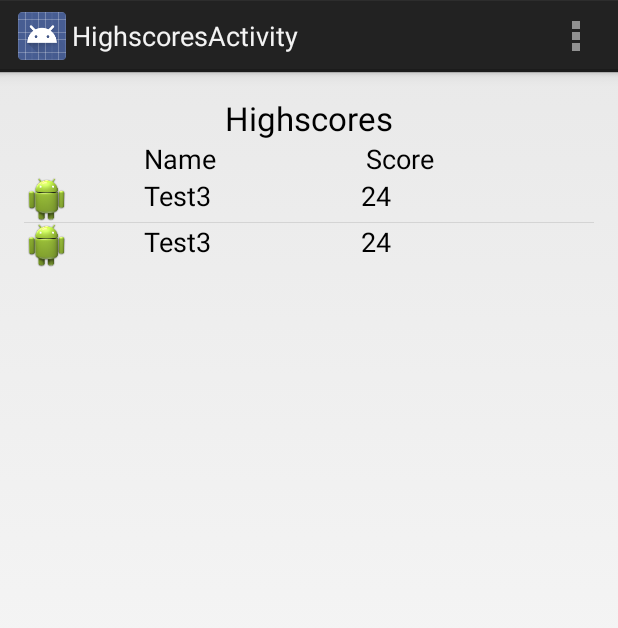
After one commit to Wooanna/OctopusGame, an Android app: the HighscoresActivity screen opened directly, with no data from a screen before it, on a phone screen of 412 x 824 dp. The commit adds this screen. Shown: the top 628 px of the screen. Run offline under Robolectric (Android 15) with nearby library versions, the phone set to English and light mode, and no system bars.

Commit message:
Added collision detection and DB stuff

```diff
--- /dev/null
+++ b/OctopusGameTeamwork/app/src/main/java/nkichev/wooanna/octopusgameteamwork/EntryAdapter.java
@@ -0,0 +1,55 @@
+package nkichev.wooanna.octopusgameteamwork;
+
+import android.app.Activity;
+import android.content.Context;
+import android.view.LayoutInflater;
+import android.view.View;
+import android.view.ViewGroup;
+import android.widget.ArrayAdapter;
+import android.widget.TextView;
+
+import java.util.List;
+
+import nkichev.wooanna.octopusgameteamwork.HighscoresDB.Entry;
+
+public class EntryAdapter extends ArrayAdapter<Entry> {
+    private Context context;
+    private int layoutId;
+    private List<Entry> data;
+
+    static class ViewHolder {
+        public TextView tvName;
+        public TextView tvScore;
+    }
+
+    public EntryAdapter(Context context, int textViewResourceId, List<Entry> objects){
+        super(context, textViewResourceId, objects);
+        this.context = context;
+        this.layoutId = textViewResourceId;
+        data = objects;
+    }
+
+    @Override
+    public View getView(int position, View convertView, ViewGroup parent) {
+        View row = convertView;
+        if (row == null){
+            LayoutInflater inflater = ((Activity)context).getLayoutInflater();
+            row = inflater.inflate(layoutId, parent, false);
+
+            ViewHolder viewHolder = new ViewHolder();
+            viewHolder.tvName = (TextView) row.findViewById(R.id.tvEntryName);
+            viewHolder.tvScore = (TextView) row.findViewById(R.id.tvEntryScore);
+
+            row.setTag(viewHolder);
+        }
+
+        ViewHolder holder = (ViewHolder) row.getTag();
+
+        String name = data.get(position).getName();
+        Long score = data.get(position).getScore();
+        holder.tvName.setText(name);
+        holder.tvScore.setText(score.toString());
+
+        return row;
+    }
+}
--- a/OctopusGameTeamwork/app/src/main/java/nkichev/wooanna/octopusgameteamwork/GameField.java
+++ b/OctopusGameTeamwork/app/src/main/java/nkichev/wooanna/octopusgameteamwork/GameField.java
@@ -195,11 +195,45 @@ public class GameField extends Activity implements SensorEventListener, GestureD
                      gameObjects.add(obj);
                 }
 
+                //check for collision
+                for (GameObject obj : gameObjects){
+                    if (ifCollide(creature, obj)){
+                        obj.setIsOutOfSpace(true);
+                    }
+                }
+
                 Canvas canvas = holder.lockCanvas();
                 //do drawing here
                 drawScene(canvas);
                 holder.unlockCanvasAndPost(canvas);
             }
+        }
+
+        protected boolean ifCollide(Octopus octopus, GameObject object){
+            float octopusLeft = octopus.getX();
+            float octopusRight = octopus.getX() + octopus.getWidth();
+            float octopusTop = octopus.getY();
+            float octopusBottom = octopus.getY() + octopus.getHeight();
+
+            float objectLeft = object.getX();
+            float objectRight = object.getX() + object.getSize();
+            float objectTop = object.getY();
+            float objectBottom = object.getY() + object.getSize();
+
+            if (octopusBottom < objectTop){
+                return false;
+            }
+            if (octopusTop > objectBottom){
+                return false;
+            }
+            if (octopusRight < objectLeft){
+                return false;
+            }
+            if (octopusLeft > objectRight){
+                return false;
+            }
+
+            return true;
         }
 
         protected void drawScene(Canvas canvas){
--- a/OctopusGameTeamwork/app/src/main/java/nkichev/wooanna/octopusgameteamwork/GameObject.java
+++ b/OctopusGameTeamwork/app/src/main/java/nkichev/wooanna/octopusgameteamwork/GameObject.java
@@ -2,7 +2,6 @@ package nkichev.wooanna.octopusgameteamwork;
 
 import android.content.Context;
 import android.graphics.Bitmap;
-import android.graphics.BitmapFactory;
 import android.graphics.Canvas;
 
 /**
@@ -32,16 +31,30 @@ public class GameObject {
             isOutOfSpace = true;
         }
     }
+
     public void draw(Canvas c){
         update();
        c.drawBitmap(image, this.xPosiotion, this.yPosition, null);
     }
-     public int getY(){
+
+    public int getY(){
          return this.yPosition;
      }
+
+    public int getX(){
+        return this.xPosiotion;
+    }
+
+    public int getSize(){
+        return this.size;
+    }
 
     public boolean isOutOfSpace(){
         return this.isOutOfSpace;
     }
 
+    public void setIsOutOfSpace(boolean state){
+        this.isOutOfSpace = state;
+    }
+
 }
--- /dev/null
+++ b/OctopusGameTeamwork/app/src/main/java/nkichev/wooanna/octopusgameteamwork/HighscoresActivity.java
@@ -0,0 +1,65 @@
+package nkichev.wooanna.octopusgameteamwork;
+
+import android.app.Activity;
+import android.os.Bundle;
+import android.view.Menu;
+import android.view.MenuItem;
+import android.widget.ListView;
+
+import java.util.ArrayList;
+
+import nkichev.wooanna.octopusgameteamwork.HighscoresDB.EntriesDataSource;
+import nkichev.wooanna.octopusgameteamwork.HighscoresDB.Entry;
+
+public class HighscoresActivity extends Activity {
+
+    private EntriesDataSource datasource;
+    private ArrayList<Entry> entries;
+    private ListView list;
+
+    @Override
+    protected void onCreate(Bundle savedInstanceState) {
+        super.onCreate(savedInstanceState);
+        setContentView(R.layout.highscores_layout);
+
+        datasource = new EntriesDataSource(this);
+        datasource.open();
+        datasource.createEntry("Test3", 24);
+        /*datasource.createEntry("Test2", 9);*/
+        entries = datasource.getAllEntries();
+
+        list = (ListView) findViewById(R.id.highscoresList);
+        EntryAdapter adapter = new EntryAdapter(this, R.layout.highscores_row_entry, entries);
+
+        list.setAdapter(adapter);
+
+    }
+
+    @Override
+    protected void onPause() {
+        datasource.close();
+        super.onPause();
+    }
+
+    @Override
+    protected void onResume() {
+        datasource.open();
+        super.onResume();
+    }
+
+    @Override
+    public boolean onCreateOptionsMenu(Menu menu) {
+        getMenuInflater().inflate(R.menu.highscores, menu);
+        return true;
+    }
+
+    @Override
+    public boolean onOptionsItemSelected(MenuItem item) {
+        int id = item.getItemId();
+        if (id == R.id.action_settings) {
+            return true;
+        }
+        return super.onOptionsItemSelected(item);
+    }
+
+}
--- /dev/null
+++ b/OctopusGameTeamwork/app/src/main/java/nkichev/wooanna/octopusgameteamwork/HighscoresDB/EntriesDataSource.java
@@ -0,0 +1,101 @@
+package nkichev.wooanna.octopusgameteamwork.HighscoresDB;
+
+import android.content.ContentValues;
+import android.content.Context;
+import android.database.Cursor;
+import android.database.sqlite.SQLiteDatabase;
+
+import java.util.ArrayList;
+
+public class EntriesDataSource {
+    // Database fields
+    private SQLiteDatabase database;
+    private SQLiteDatabase databaseForReading;
+    private MySQLiteHelper dbHelper;
+    private String[] allColumns = { MySQLiteHelper.COLUMN_ID,
+            MySQLiteHelper.COLUMN_NAME, MySQLiteHelper.COLUMN_SCORE };
+
+    public EntriesDataSource(Context context) {
+        dbHelper = new MySQLiteHelper(context);
+    }
+
+    public void open() {
+        database = dbHelper.getWritableDatabase();
+    }
+
+    public void openForReading() {
+        databaseForReading = dbHelper.getReadableDatabase();
+    }
+
+    public void close() {
+        dbHelper.close();
+    }
+
+    public void closeForReading() {
+        databaseForReading.close();
+    }
+
+    public Entry createEntry(String name, long score) {
+        ContentValues values = new ContentValues();
+        values.put(MySQLiteHelper.COLUMN_NAME, name);
+        values.put(MySQLiteHelper.COLUMN_SCORE, score);
+        long insertId = database.insert(MySQLiteHelper.TABLE_ENTRIES, null,
+                values);
+        Cursor cursor = database.query(MySQLiteHelper.TABLE_ENTRIES,
+                allColumns, MySQLiteHelper.COLUMN_ID + " = " + insertId, null,
+                null, null, null);
+        cursor.moveToFirst();
+        Entry newEntry = cursorToEntry(cursor);
+        cursor.close();
+        return newEntry;
+    }
+
+    public long findEntry(String name) {
+        Cursor entryCursor = null;
+        long id = -1;
+        try{
+            entryCursor = databaseForReading.rawQuery("SELECT _id FROM Entries WHERE Name=?",
+                    new String[] {name + ""});
+            if(entryCursor.getCount() > 0) {
+                entryCursor.moveToFirst();
+                id = entryCursor.getLong(entryCursor.getColumnIndex("_id"));
+            }
+
+            return id;
+        }finally {
+            entryCursor.close();
+        }
+    }
+
+    public void updateEntry(long score, long id) {
+        ContentValues cv = new ContentValues();
+        cv.put(MySQLiteHelper.COLUMN_SCORE, score);
+
+        database.update(MySQLiteHelper.TABLE_ENTRIES, cv, "_id " + " = " + id, null);
+    }
+
+    public ArrayList<Entry> getAllEntries() {
+        ArrayList<Entry> entries = new ArrayList<Entry>();
+
+        Cursor cursor = database.query(MySQLiteHelper.TABLE_ENTRIES,
+                allColumns, null, null, null, null, MySQLiteHelper.COLUMN_SCORE + " DESC");
+
+        cursor.moveToFirst();
+        while (!cursor.isAfterLast()) {
+            Entry entry = cursorToEntry(cursor);
+            entries.add(entry);
+            cursor.moveToNext();
+        }
+        // make sure to close the cursor
+        cursor.close();
+        return entries;
+    }
+
+    private Entry cursorToEntry(Cursor cursor) {
+        Entry entry = new Entry();
+        entry.setId(cursor.getLong(0));
+        entry.setName(cursor.getString(1));
+        entry.setScore(cursor.getLong(2));
+        return entry;
+    }
+}
--- /dev/null
+++ b/OctopusGameTeamwork/app/src/main/java/nkichev/wooanna/octopusgameteamwork/HighscoresDB/Entry.java
@@ -0,0 +1,37 @@
+package nkichev.wooanna.octopusgameteamwork.HighscoresDB;
+
+public class Entry {
+    private long id;
+    private String name;
+    private long score;
+
+    public long getId() {
+        return id;
+    }
+
+    public void setId(long id) {
+        this.id = id;
+    }
+
+    public String getName() {
+        return name;
+    }
+
+    public void setName(String name) {
+        this.name = name;
+    }
+
+    public long getScore() {
+        return score;
+    }
+
+    public void setScore(long score) {
+        this.score = score;
+    }
+
+    // Will be used by the ArrayAdapter in the ListView
+    /*@Override
+    public String toString() {
+        return name + ": " + score;
+    }*/
+}
--- /dev/null
+++ b/OctopusGameTeamwork/app/src/main/java/nkichev/wooanna/octopusgameteamwork/HighscoresDB/MySQLiteHelper.java
@@ -0,0 +1,41 @@
+package nkichev.wooanna.octopusgameteamwork.HighscoresDB;
+
+import android.content.Context;
+import android.database.sqlite.SQLiteDatabase;
+import android.database.sqlite.SQLiteOpenHelper;
+import android.util.Log;
+
+public class MySQLiteHelper extends SQLiteOpenHelper {
+
+    public static final String TABLE_ENTRIES = "entries";
+    public static final String COLUMN_ID = "_id";
+    public static final String COLUMN_NAME = "name";
+    public static final String COLUMN_SCORE = "score";
+
+    private static final String DATABASE_NAME = "entries.db";
+    private static final int DATABASE_VERSION = 1;
+
+    // Database creation sql statement
+    private static final String DATABASE_CREATE = "create table "
+            + TABLE_ENTRIES + "(" + COLUMN_ID
+            + " integer primary key autoincrement, " + COLUMN_NAME
+            + " text not null, " + COLUMN_SCORE + " integer not null);";
+
+    public MySQLiteHelper(Context context) {
+        super(context, DATABASE_NAME, null, DATABASE_VERSION);
+    }
+
+    @Override
+    public void onCreate(SQLiteDatabase sqLiteDatabase) {
+        sqLiteDatabase.execSQL(DATABASE_CREATE);
+    }
+
+    @Override
+    public void onUpgrade(SQLiteDatabase sqLiteDatabase, int oldVersion, int newVersion) {
+        Log.w(MySQLiteHelper.class.getName(),
+                "Upgrading database from version " + oldVersion + " to "
+                        + newVersion + ", which will destroy all old data");
+        sqLiteDatabase.execSQL("DROP TABLE IF EXISTS " + TABLE_ENTRIES);
+        onCreate(sqLiteDatabase);
+    }
+}
--- a/OctopusGameTeamwork/app/src/main/java/nkichev/wooanna/octopusgameteamwork/MenuActivity.java
+++ b/OctopusGameTeamwork/app/src/main/java/nkichev/wooanna/octopusgameteamwork/MenuActivity.java
@@ -8,7 +8,6 @@ import android.view.MenuItem;
 import android.view.View;
 import android.widget.ImageView;
 
-import nkichev.wooanna.octopusgameteamwork.GameAudio.Assets;
 import nkichev.wooanna.octopusgameteamwork.GameAudio.GameAudio;
 
 
@@ -30,6 +29,9 @@ public class MenuActivity extends Activity implements View.OnClickListener{
         instructions.setImageResource(R.drawable.options_btn);
         play.setOnClickListener(this);
         instructions.setOnClickListener(this);
+
+        //just for testing highscores activity
+        options.setOnClickListener(this);
 
         gameAudio = new GameAudio(this);
         //Assets.song = gameAudio.newMusic("Plodchetata.mp3");
@@ -61,8 +63,11 @@ public class MenuActivity extends Activity implements View.OnClickListener{
         if(view.getId() == findViewById(R.id.play).getId()) {
             Intent in = new Intent(MenuActivity.this , GameField.class);
             startActivity(in);
-        }else if(view.getId() == findViewById(R.id.instructions).getId()){
+        } else if(view.getId() == findViewById(R.id.instructions).getId()){
             Intent in = new Intent(MenuActivity.this , InstructionsActivity.class);
+            startActivity(in);
+        } else if(view.getId() == findViewById(R.id.options).getId()) {
+            Intent in = new Intent(MenuActivity.this , HighscoresActivity.class);
             startActivity(in);
         }
     }
--- /dev/null
+++ b/OctopusGameTeamwork/app/src/main/res/layout/highscores_layout.xml
@@ -0,0 +1,56 @@
+<RelativeLayout xmlns:android="http://schemas.android.com/apk/res/android"
+    xmlns:tools="http://schemas.android.com/tools"
+    android:layout_width="match_parent"
+    android:layout_height="match_parent"
+    android:paddingLeft="@dimen/activity_horizontal_margin"
+    android:paddingRight="@dimen/activity_horizontal_margin"
+    android:paddingTop="@dimen/activity_vertical_margin"
+    android:paddingBottom="@dimen/activity_vertical_margin"
+    tools:context="nkichev.wooanna.octopusgameteamwork.HighscoresActivity">
+
+    <TextView
+        android:id="@+id/textView"
+        android:layout_width="wrap_content"
+        android:layout_height="wrap_content"
+        android:textAppearance="?android:attr/textAppearanceLarge"
+        android:text="@string/highscoresText"
+        android:layout_alignParentTop="true"
+        android:layout_centerHorizontal="true" />
+
+    <LinearLayout
+        android:orientation="horizontal"
+        android:layout_width="fill_parent"
+        android:layout_height="wrap_content"
+        android:layout_below="@+id/textView"
+        android:layout_centerHorizontal="true"
+        android:id="@+id/linearLayout">
+
+        <TextView
+            android:layout_width="wrap_content"
+            android:layout_height="wrap_content"
+            android:textAppearance="?android:attr/textAppearanceMedium"
+            android:text="@string/nameText"
+            android:id="@+id/tvName"
+            android:layout_marginLeft="80dp" />
+
+        <TextView
+            android:layout_width="wrap_content"
+            android:layout_height="wrap_content"
+            android:textAppearance="?android:attr/textAppearanceMedium"
+            android:text="@string/scoreText"
+            android:id="@+id/tvScore"
+            android:layout_gravity="right"
+            android:layout_marginLeft="100dp" />
+
+    </LinearLayout>
+
+    <ListView
+        android:layout_width="wrap_content"
+        android:layout_height="wrap_content"
+        android:id="@+id/highscoresList"
+        android:layout_below="@+id/linearLayout"
+        android:layout_alignParentLeft="true"
+        android:layout_alignParentStart="true" />
+
+
+</RelativeLayout>
--- /dev/null
+++ b/OctopusGameTeamwork/app/src/main/res/layout/highscores_row_entry.xml
@@ -0,0 +1,30 @@
+<?xml version="1.0" encoding="utf-8"?>
+
+<LinearLayout xmlns:android="http://schemas.android.com/apk/res/android"
+    android:orientation="horizontal" android:layout_width="match_parent"
+    android:layout_height="match_parent">
+
+
+    <ImageView
+        android:layout_width="30dp"
+        android:layout_height="30dp"
+        android:id="@+id/tvEntryIcon"
+        android:src="@drawable/ic_launcher" />
+
+    <TextView
+        android:layout_width="wrap_content"
+        android:layout_height="wrap_content"
+        android:textAppearance="?android:attr/textAppearanceMedium"
+        android:text="Large Text"
+        android:id="@+id/tvEntryName"
+        android:layout_marginLeft="50dp" />
+
+    <TextView
+        android:layout_width="wrap_content"
+        android:layout_height="wrap_content"
+        android:textAppearance="?android:attr/textAppearanceMedium"
+        android:text="Large Text"
+        android:id="@+id/tvEntryScore"
+        android:layout_marginLeft="100dp" />
+
+</LinearLayout>
--- /dev/null
+++ b/OctopusGameTeamwork/app/src/main/res/menu/highscores.xml
@@ -0,0 +1,8 @@
+<menu xmlns:android="http://schemas.android.com/apk/res/android"
+    xmlns:tools="http://schemas.android.com/tools"
+    tools:context="nkichev.wooanna.octopusgameteamwork.HighscoresActivity" >
+    <item android:id="@+id/action_settings"
+        android:title="@string/action_settings"
+        android:orderInCategory="100"
+        android:showAsAction="never" />
+</menu>
--- a/OctopusGameTeamwork/app/src/main/res/values/strings.xml
+++ b/OctopusGameTeamwork/app/src/main/res/values/strings.xml
@@ -4,5 +4,9 @@
     <string name="app_name">Octopus Game Teamwork</string>
     <string name="hello_world">Hello world!</string>
     <string name="action_settings">Settings</string>
+    <string name="highscoresText">Highscores</string>
+    <string name="nameText">Name</string>
+    <string name="scoreText">Score</string>
+    <string name="title_activity_highscores">HighscoresActivity</string>
 
 </resources>
```
Also changed, not shown: OctopusGameTeamwork/app/src/main/AndroidManifest.xml (+7 -11 lines), 1 other file.
